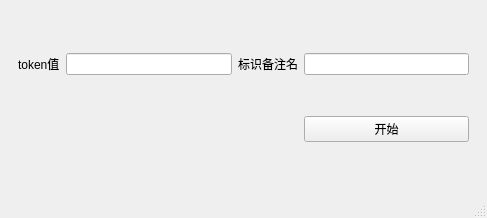
This is static/UI/aliPayMainWindow.ui in 413180794/aliPay as Qt 5 draws it before an edit. The edited form follows.
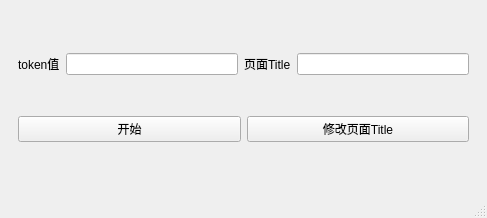
This is the edited form.

```diff
--- a/static/UI/aliPayMainWindow.ui
+++ b/static/UI/aliPayMainWindow.ui
@@ -18,23 +18,13 @@
     <item>
      <widget class="QWidget" name="logining_Widget" native="true">
       <layout class="QGridLayout" name="gridLayout_4">
-       <item row="0" column="1">
-        <widget class="QLineEdit" name="token_value_lineEdit"/>
-       </item>
-       <item row="0" column="2">
-        <widget class="QLabel" name="label_15">
-         <property name="text">
-          <string>标识备注名</string>
-         </property>
-        </widget>
-       </item>
        <item row="0" column="3">
         <widget class="QLineEdit" name="key_name_lineEdit"/>
        </item>
-       <item row="1" column="3">
-        <widget class="QPushButton" name="start_pushButton">
+       <item row="0" column="2">
+        <widget class="QLabel" name="label_15">
          <property name="text">
-          <string>开始</string>
+          <string>页面Title</string>
          </property>
         </widget>
        </item>
@@ -45,6 +35,27 @@
          </property>
         </widget>
        </item>
+       <item row="0" column="1">
+        <widget class="QLineEdit" name="token_value_lineEdit"/>
+       </item>
+       <item row="1" column="0" colspan="4">
+        <layout class="QHBoxLayout" name="horizontalLayout">
+         <item>
+          <widget class="QPushButton" name="start_pushButton">
+           <property name="text">
+            <string>开始</string>
+           </property>
+          </widget>
+         </item>
+         <item>
+          <widget class="QPushButton" name="set_title_pushButton">
+           <property name="text">
+            <string>修改页面Title</string>
+           </property>
+          </widget>
+         </item>
+        </layout>
+       </item>
       </layout>
      </widget>
     </item>
```
